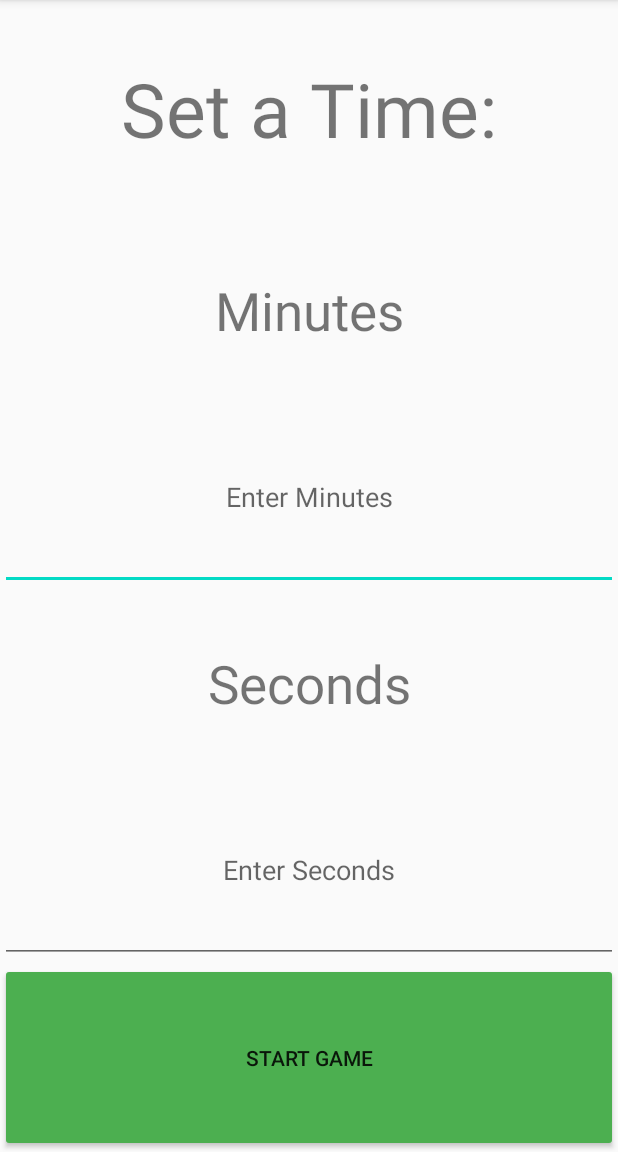
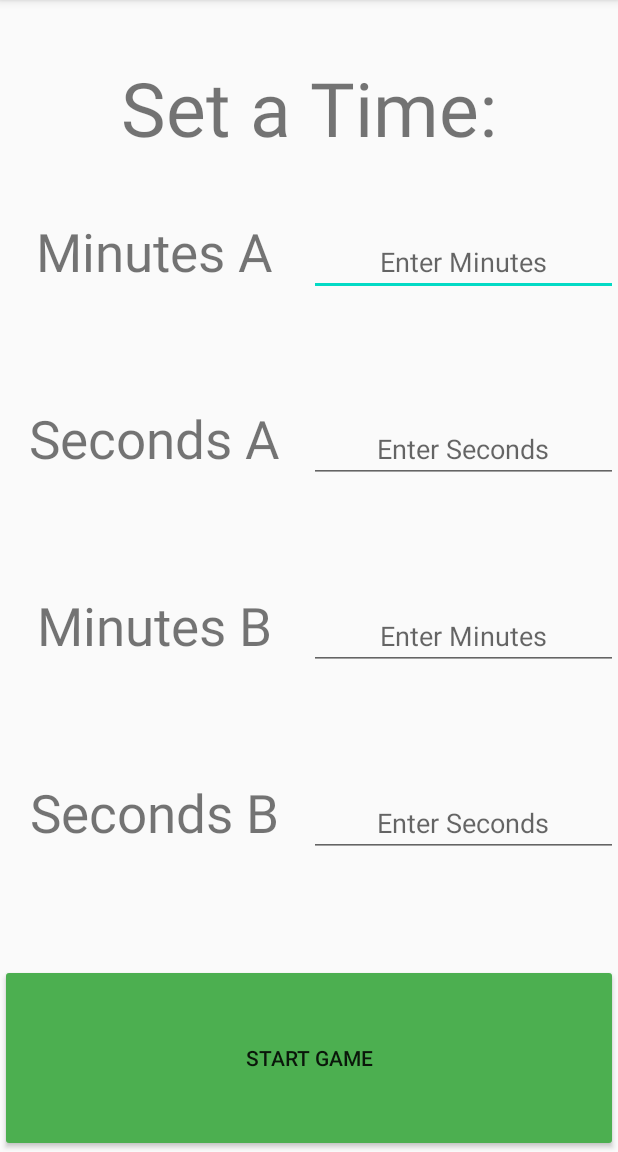
Before and after one commit to samyups1111/ChessClock, an Android app: the CustomTime screen opened directly, with no data from a screen before it, on a phone screen of 412 x 824 dp, the part 84-1236 px from its top. Run offline under Robolectric (Android 15) with nearby library versions, the phone set to English and light mode, and no system bars.

Commit message:
Add timerB custom-time, and disable button clicks when game is paused

```diff
--- a/app/src/main/java/samyups/example/chessclock/CustomTime.kt
+++ b/app/src/main/java/samyups/example/chessclock/CustomTime.kt
@@ -8,9 +8,12 @@
 
 class CustomTime : AppCompatActivity() {
 
-    private var minutes = 0L
-    private var seconds = 0L
-    private var startTime = 0L
+    private var minutesA = 0L
+    private var secondsA = 0L
+    private var minutesB = 0L
+    private var secondsB = 0L
+    private var startTimeA = 0L
+    private var startTimeB = 0L
 
     override fun onCreate(savedInstanceState: Bundle?) {
         super.onCreate(savedInstanceState)
@@ -18,24 +21,17 @@
 
         startGame.setOnClickListener {
 
-            //I used try/catch so an empty user input doesn't crash the app
+            minutesA = 60000L * (inputMinutesA.text.toString().toLongOrNull() ?: 0L)
+            secondsA = 1000L * (inputSecondsA.text.toString().toLongOrNull() ?: 0L)
 
-            try {
-                minutes = (60000 * inputMinutes.text.toString().toInt()).toLong() // 60000 millisec = 1 min
+            minutesB = 60000L * (inputMinutesB.text.toString().toLongOrNull() ?: 0L)
+            secondsB = 1000L * (inputSecondsB.text.toString().toLongOrNull() ?: 0L)
 
-            } catch (exception : NumberFormatException) {
-                minutes = 0L
-
-            }
-            try {
-                seconds = (1000 * inputSeconds.text.toString().toInt()).toLong()
-            } catch (exception : NumberFormatException) {
-                seconds = 0L
-            }
-
-            startTime = minutes + seconds
+            startTimeA = minutesA + secondsA
+            startTimeB = minutesB + secondsB
             val customIntent = Intent(this, TimerActivity::class.java)
-            customIntent.putExtra("startTime", startTime)
+            customIntent.putExtra("startTimeA", startTimeA)
+            customIntent.putExtra("startTimeB", startTimeB)
             startActivity(customIntent)
 
         }
--- a/app/src/main/res/layout/time_custom.xml
+++ b/app/src/main/res/layout/time_custom.xml
@@ -10,13 +10,65 @@
             android:layout_height="wrap_content"
             android:id="@+id/textView2"
             android:layout_weight="1"/>
+    <LinearLayout
+            android:orientation="horizontal"
+            android:layout_width="match_parent"
+            android:layout_height="wrap_content" android:layout_weight="1">
         <TextView
-            android:text="@string/minutes"
+                android:text="@string/minutes_A"
                 android:textSize="35sp"
                 android:gravity="center"
                 android:layout_width="match_parent"
                 android:layout_height="wrap_content"
                 android:id="@+id/textView3"
+                android:layout_weight="1"/>
+        <EditText
+                android:id="@+id/inputMinutesA"
+                android:layout_width="match_parent"
+                android:layout_height="wrap_content"
+                android:hint="@string/enter_minutes"
+                android:maxLength="3"
+                android:inputType="number"
+                android:gravity="center"
+                android:ems="10"
+                android:layout_weight="1"
+                tools:ignore="LabelFor"/>
+    </LinearLayout>
+    <LinearLayout
+            android:orientation="horizontal"
+            android:layout_width="match_parent"
+            android:layout_height="wrap_content" android:layout_weight="1">
+        <TextView
+                android:text="@string/seconds_A"
+                android:textSize="35sp"
+                android:gravity="center"
+                android:layout_width="match_parent"
+                android:layout_height="wrap_content"
+                android:id="@+id/textView4"
+                android:layout_weight="1"/>
+        <EditText
+                android:id="@+id/inputSecondsA"
+                android:layout_width="match_parent"
+                android:layout_height="wrap_content"
+                android:inputType="number"
+                android:hint="@string/enter_seconds"
+                android:gravity="center"
+                android:maxLength="2"
+                android:ems="10"
+                android:layout_weight="1"
+                tools:ignore="LabelFor"/>
+    </LinearLayout>
+    <LinearLayout
+            android:orientation="horizontal"
+            android:layout_width="match_parent"
+            android:layout_height="wrap_content" android:layout_weight="1">
+        <TextView
+                android:text="@string/minutes_B"
+                android:textSize="35sp"
+                android:gravity="center"
+                android:layout_width="match_parent"
+                android:layout_height="wrap_content"
+                android:id="@+id/textView5"
                 android:layout_weight="1"/>
         <EditText
                 android:layout_width="match_parent"
@@ -26,16 +78,23 @@
                 android:inputType="number"
                 android:gravity="center"
                 android:ems="10"
-            android:id="@+id/inputMinutes"
+                android:id="@+id/inputMinutesB"
                 android:layout_weight="1"
+
                 tools:ignore="LabelFor"/>
+    </LinearLayout>
+    <LinearLayout
+            android:orientation="horizontal"
+            android:layout_width="match_parent"
+            android:layout_height="wrap_content"
+            android:layout_weight="1">
         <TextView
-            android:text="@string/seconds"
+                android:text="@string/Seconsd_B"
                 android:textSize="35sp"
                 android:gravity="center"
                 android:layout_width="match_parent"
                 android:layout_height="wrap_content"
-            android:id="@+id/textView4"
+                android:id="@+id/textView6"
                 android:layout_weight="1"/>
         <EditText
                 android:layout_width="match_parent"
@@ -45,9 +104,10 @@
                 android:gravity="center"
                 android:maxLength="2"
                 android:ems="10"
-            android:id="@+id/inputSeconds"
+                android:id="@+id/inputSecondsB"
                 android:layout_weight="1"
                 tools:ignore="LabelFor"/>
+    </LinearLayout>
     <Button
             android:text="@string/start_game"
             android:layout_width="match_parent"
--- /dev/null
+++ b/app/src/main/res/menu/drawable/ic_baseline_settings_24.xml
@@ -0,0 +1,5 @@
+<vector android:height="24dp" android:tint="#3F403D"
+    android:viewportHeight="24" android:viewportWidth="24"
+    android:width="24dp" xmlns:android="http://schemas.android.com/apk/res/android">
+    <path android:fillColor="@android:color/white" android:pathData="M19.14,12.94c0.04,-0.3 0.06,-0.61 0.06,-0.94c0,-0.32 -0.02,-0.64 -0.07,-0.94l2.03,-1.58c0.18,-0.14 0.23,-0.41 0.12,-0.61l-1.92,-3.32c-0.12,-0.22 -0.37,-0.29 -0.59,-0.22l-2.39,0.96c-0.5,-0.38 -1.03,-0.7 -1.62,-0.94L14.4,2.81c-0.04,-0.24 -0.24,-0.41 -0.48,-0.41h-3.84c-0.24,0 -0.43,0.17 -0.47,0.41L9.25,5.35C8.66,5.59 8.12,5.92 7.63,6.29L5.24,5.33c-0.22,-0.08 -0.47,0 -0.59,0.22L2.74,8.87C2.62,9.08 2.66,9.34 2.86,9.48l2.03,1.58C4.84,11.36 4.8,11.69 4.8,12s0.02,0.64 0.07,0.94l-2.03,1.58c-0.18,0.14 -0.23,0.41 -0.12,0.61l1.92,3.32c0.12,0.22 0.37,0.29 0.59,0.22l2.39,-0.96c0.5,0.38 1.03,0.7 1.62,0.94l0.36,2.54c0.05,0.24 0.24,0.41 0.48,0.41h3.84c0.24,0 0.44,-0.17 0.47,-0.41l0.36,-2.54c0.59,-0.24 1.13,-0.56 1.62,-0.94l2.39,0.96c0.22,0.08 0.47,0 0.59,-0.22l1.92,-3.32c0.12,-0.22 0.07,-0.47 -0.12,-0.61L19.14,12.94zM12,15.6c-1.98,0 -3.6,-1.62 -3.6,-3.6s1.62,-3.6 3.6,-3.6s3.6,1.62 3.6,3.6S13.98,15.6 12,15.6z"/>
+</vector>
--- /dev/null
+++ b/app/src/main/res/menu/drawable/ic_pause.xml
@@ -0,0 +1,5 @@
+<vector android:height="24dp" android:tint="#FC0217"
+    android:viewportHeight="24" android:viewportWidth="24"
+    android:width="24dp" xmlns:android="http://schemas.android.com/apk/res/android">
+    <path android:fillColor="@android:color/white" android:pathData="M12,2C6.48,2 2,6.48 2,12s4.48,10 10,10 10,-4.48 10,-10S17.52,2 12,2zM11,16L9,16L9,8h2v8zM15,16h-2L13,8h2v8z"/>
+</vector>
--- a/app/src/main/res/values/strings.xml
+++ b/app/src/main/res/values/strings.xml
@@ -9,12 +9,18 @@
     <string name="_5">5</string>
     <string name="_6">6</string>
     <string name="set_a_time">Set a Time:</string>
-    <string name="minutes">Minutes</string>
+    <string name="minutes_A">Minutes A</string>
     <string name="enter_minutes_here">ENTER MINUTES HERE</string>
-    <string name="seconds">Seconds</string>
+    <string name="seconds_A">Seconds A</string>
     <string name="enter_seconds_here">ENTER SECONDS HERE</string>
     <string name="start_game">Start Game</string>
     <string name="enter_minutes">Enter Minutes</string>
     <string name="enter_seconds">Enter Seconds</string>
+    <string name="pause">pause</string>
+    <string name="settings">settings</string>
+    <string name="pauseGame"/>
+    <string name="play">play</string>
+    <string name="minutes_B">Minutes B</string>
+    <string name="Seconsd_B">Seconds B</string>
 
 </resources>
```
Also changed, not shown: app/build.gradle (+7 -0 lines), app/src/main/java/samyups/example/chessclock/TimerActivity.kt (+46 -1 lines), app/src/main/res/menu/drawable/ic_play.xml (added, +10 -0 lines), app/src/main/res/menu/toolbar_menu.xml (added, +21 -0 lines). Lines whose indentation alone changed are shown as unchanged.
